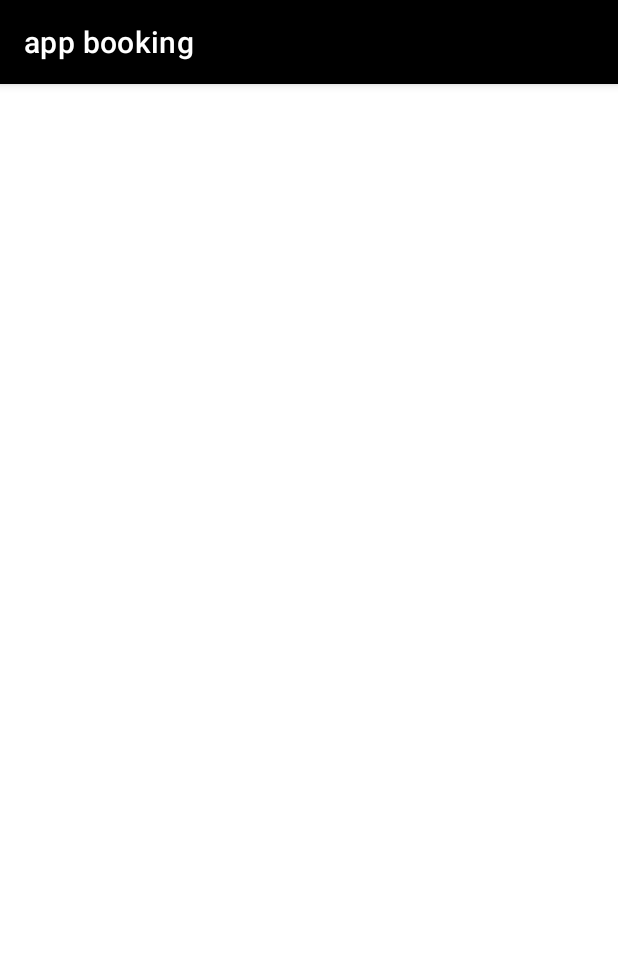
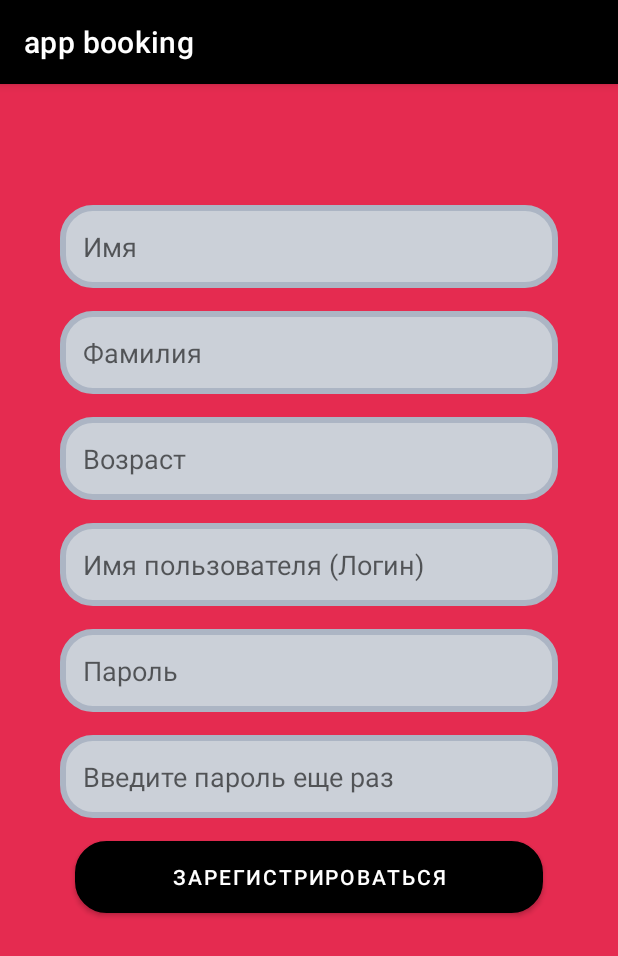
Before and after one commit to den1source/Application-for-booking-products, an Android app: the Registration screen opened directly, with no data from a screen before it, on a phone screen of 412 x 824 dp. Shown: the top 956 px of the screen. Run offline under Robolectric (Android 15) with nearby library versions, the phone set to English and light mode, and no system bars.

Commit message:
main_get3

```diff
--- a/appbooking/app/src/main/res/layout/activity_main_menu.xml
+++ b/appbooking/app/src/main/res/layout/activity_main_menu.xml
@@ -7,7 +7,8 @@
     android:paddingTop="16dp"
     android:paddingRight="16dp"
     android:paddingBottom="16dp"
-    tools:context=".Main_menu">
+    tools:context=".Main_menu"
+    android:background="#E52B50">
 
     <ScrollView
         android:id="@+id/scrollView"
--- a/appbooking/app/src/main/res/layout/registration.xml
+++ b/appbooking/app/src/main/res/layout/registration.xml
@@ -6,32 +6,58 @@
     android:layout_height="match_parent"
     tools:context=".MainActivity"
     tools:layout_editor_absoluteX="-6dp"
-    tools:layout_editor_absoluteY="30dp">
+    tools:layout_editor_absoluteY="30dp"
+    android:background="#E52B50">
 
     <LinearLayout
         android:layout_width="match_parent"
         android:layout_height="match_parent"
         android:orientation="vertical">
 
+        <TextView
+            android:id="@+id/result_TEXT"
+            android:layout_width="match_parent"
+            android:layout_height="wrap_content"
+            android:layout_marginLeft="40sp"
+            android:layout_marginRight="40sp"
+            android:layout_marginTop="15sp"
+            android:padding="15sp"/>
+
         <EditText
-            android:id="@+id/editTextNumber"
-            android:layout_width="0dp"
-            android:layout_height="0dp"
-            android:layout_marginStart="2dp"
-            android:layout_marginEnd="2dp"
-            android:ems="10"
-            android:hint="Возраст"
-            android:inputType="number" />
+            android:id="@+id/editTextName"
+            android:layout_width="match_parent"
+            android:layout_height="wrap_content"
+            android:layout_marginLeft="40sp"
+            android:layout_marginRight="40sp"
+            android:layout_marginTop="15sp"
+            android:background="@drawable/fields"
+            android:padding="15sp"
+            android:hint="Имя"
+            android:inputType="textPersonName" />
 
         <EditText
             android:id="@+id/editTextLastName"
-            android:layout_width="0dp"
-            android:layout_height="0dp"
-            android:layout_marginStart="3dp"
-            android:layout_marginEnd="3dp"
-            android:ems="10"
+            android:layout_width="match_parent"
+            android:layout_height="wrap_content"
+            android:layout_marginLeft="40sp"
+            android:layout_marginRight="40sp"
+            android:layout_marginTop="15sp"
+            android:background="@drawable/fields"
+            android:padding="15sp"
             android:hint="Фамилия"
             android:inputType="textPersonName" />
+
+        <EditText
+            android:id="@+id/editTextNumber"
+            android:layout_width="match_parent"
+            android:layout_height="wrap_content"
+            android:layout_marginLeft="40sp"
+            android:layout_marginRight="40sp"
+            android:layout_marginTop="15sp"
+            android:background="@drawable/fields"
+            android:padding="15sp"
+            android:hint="Возраст"
+            android:inputType="number" />
 
         <androidx.constraintlayout.widget.Guideline
             android:id="@+id/guideline"
@@ -41,54 +67,53 @@
             app:layout_constraintGuide_begin="14dp" />
 
         <EditText
+            android:id="@+id/reg_user"
+            android:layout_width="match_parent"
+            android:layout_height="wrap_content"
+            android:layout_marginLeft="40sp"
+            android:layout_marginRight="40sp"
+            android:layout_marginTop="15sp"
+            android:background="@drawable/fields"
+            android:padding="15sp"
+            android:hint="Имя пользователя (Логин)" />
+
+        <EditText
             android:id="@+id/reg_password"
-            android:layout_width="0dp"
-            android:layout_height="0dp"
-            android:layout_marginStart="3dp"
-            android:layout_marginEnd="3dp"
-            android:ems="10"
+            android:layout_width="match_parent"
+            android:layout_height="wrap_content"
+            android:layout_marginLeft="40sp"
+            android:layout_marginRight="40sp"
+            android:layout_marginTop="15sp"
+            android:background="@drawable/fields"
+            android:padding="15sp"
             android:hint="Пароль"
+            android:inputType="textPassword" />
+
+        <EditText
+            android:id="@+id/reg_password_enter"
+            android:layout_width="match_parent"
+            android:layout_height="wrap_content"
+            android:layout_marginLeft="40sp"
+            android:layout_marginRight="40sp"
+            android:layout_marginTop="15sp"
+            android:background="@drawable/fields"
+            android:padding="15sp"
+            android:hint="Введите пароль еще раз"
             android:inputType="textPassword" />
 
         <Button
             android:id="@+id/registration_butt"
-            android:layout_width="0dp"
-            android:layout_height="0dp"
-            android:layout_marginStart="11dp"
-            android:layout_marginEnd="11dp"
-            android:layout_marginBottom="253dp"
+            android:layout_width="match_parent"
+            android:layout_height="wrap_content"
+            android:layout_marginLeft="50sp"
+            android:layout_marginTop="15sp"
+            android:layout_marginRight="50sp"
+            android:background="@drawable/button"
             android:text="Зарегистрироваться"
             tools:ignore="TouchTargetSizeCheck" />
 
-        <EditText
-            android:id="@+id/reg_password_enter"
-            android:layout_width="241dp"
-            android:layout_height="0dp"
-            android:ems="10"
-            android:hint="Введите пароль еще раз"
-            android:inputType="textPassword" />
 
-        <EditText
-            android:id="@+id/reg_user"
-            android:layout_width="0dp"
-            android:layout_height="0dp"
-            android:hint="Имя пользователя (Логин)" />
 
-        <TextView
-            android:id="@+id/result_TEXT"
-            android:layout_width="229dp"
-            android:layout_height="0dp"
-            android:layout_marginTop="30dp" />
-
-        <EditText
-            android:id="@+id/editTextName"
-            android:layout_width="0dp"
-            android:layout_height="0dp"
-            android:layout_marginStart="1dp"
-            android:layout_marginEnd="1dp"
-            android:ems="10"
-            android:hint="Имя"
-            android:inputType="textPersonName" />
     </LinearLayout>
 
 </androidx.constraintlayout.widget.ConstraintLayout>
```
Also changed, not shown: appbooking/app/src/main/res/layout/list_item.xml (+37 -76 lines).
